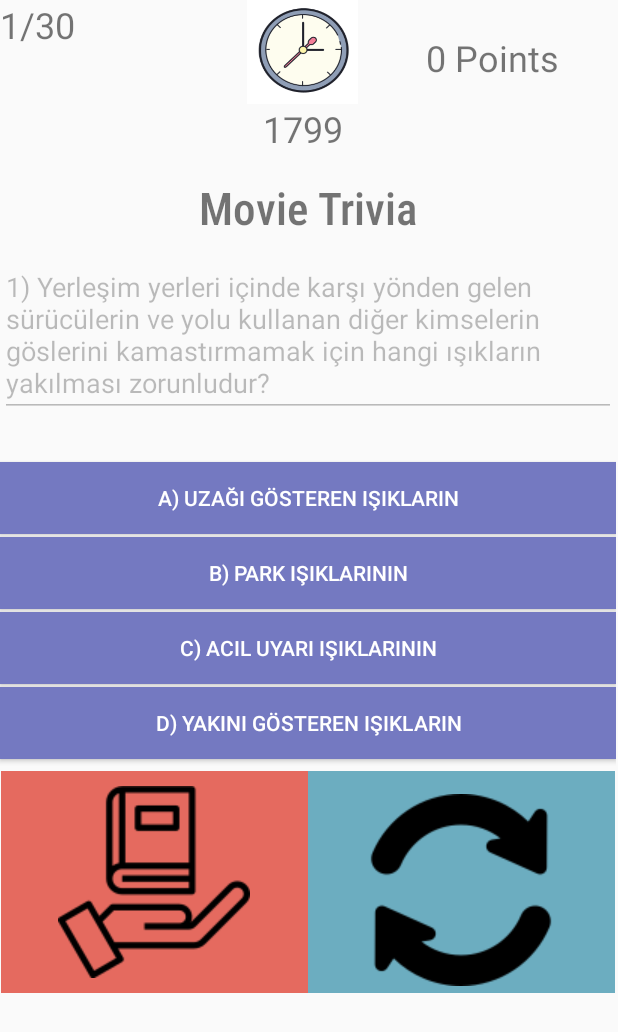
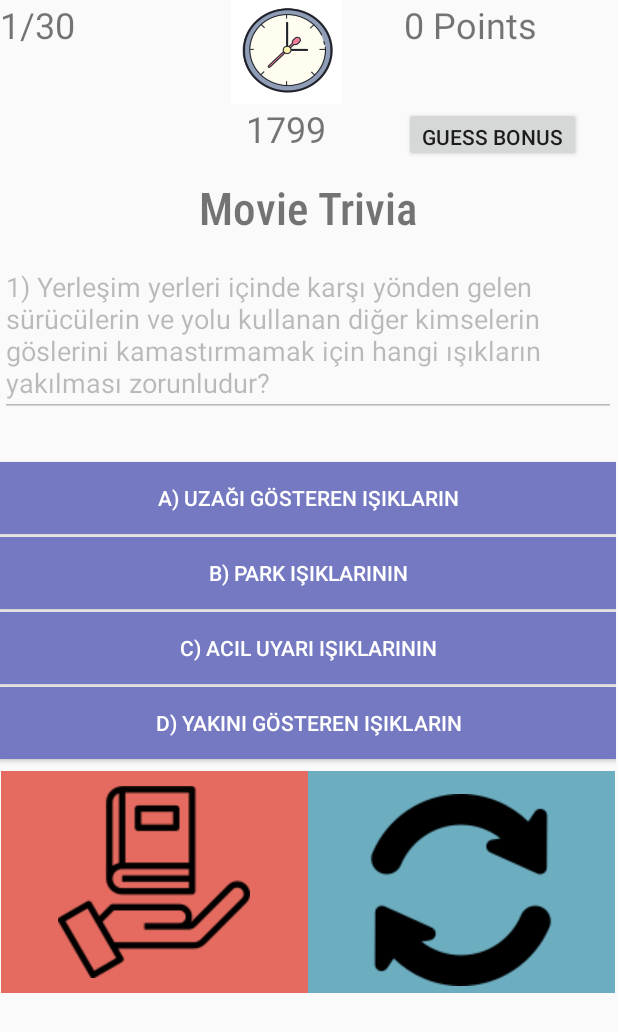
Before and after one commit to MertaliKoprl/AndroidApplicationSamples, an Android app: the Test screen opened directly, with no data from a screen before it, on a phone screen of 412 x 824 dp. Shown: the top 1032 px of the screen. Run offline under Robolectric (Android 15) with nearby library versions, the phone set to English and light mode, and no system bars.

Commit message:
Bonus Guest Feathure Added
App is almost done ALL THE THING THAT WE NEED TO DO IS MOVIE QUESTIONS

```diff
--- a/Movie Trivia Test/app/src/main/java/com/example/movietriviatest/Test.java
+++ b/Movie Trivia Test/app/src/main/java/com/example/movietriviatest/Test.java
@@ -31,6 +31,7 @@ public class Test extends Activity {
     private TextView questionCounter;
     private int numberOfCorrectAnswers;
     private int questionNo;
+    private Button guessBonusBtn;
     private TextView pointText;
     private TextView remainingTimeText;
     private int correctAnswer;
@@ -45,7 +46,7 @@ public class Test extends Activity {
     private int timeVariable=0;//It will change according to number of questions
     private Button restartBtn;
     private String userNameText;
-
+    private boolean isBonusActivated=false;
 
 
     @Override
@@ -54,6 +55,7 @@ public class Test extends Activity {
         setContentView(R.layout.activity_main);
         MediaPlayer mp = MediaPlayer.create(getApplicationContext(), R.raw.tick);
         mp.start();
+        guessBonusBtn= (Button) findViewById(R.id.guessBonusBtn);
         restartBtn= (Button) findViewById(R.id.restartBtn);
         questionCounter = (TextView) findViewById(R.id.questionCounter);
         userNameField = (TextView) findViewById(R.id.userNameField);
@@ -126,6 +128,12 @@ public class Test extends Activity {
         pointText.setText(points+" Points");
 
         }
+    }
+    public void bonusActivated(View v){
+        isBonusActivated=true;
+        guessBonusBtn.setVisibility(View.INVISIBLE);
+
+
     }
 
     private void readQuestionFile() {
@@ -238,6 +246,7 @@ public class Test extends Activity {
 
     public View.OnClickListener choiceClick = new View.OnClickListener() {
         public void onClick(View v){
+
             if (((String)v.getTag()).equalsIgnoreCase(Integer.toString(correctAnswer))){
                 points+=10;
                 bonusCounter++;
@@ -245,6 +254,7 @@ public class Test extends Activity {
                 pointText.setText(points+" Points");
                 numberOfCorrectAnswers++;
             }else{
+                if(!isBonusActivated){
                 if(correctAnswer==1)
                 Toast.makeText(getApplicationContext(),"Wrong , correct answer was A",Toast.LENGTH_LONG).show();
                 else if(correctAnswer==2)
@@ -253,6 +263,13 @@ public class Test extends Activity {
                     Toast.makeText(getApplicationContext(),"Wrong , correct answer was C",Toast.LENGTH_LONG).show();
                 else if(correctAnswer==4)
                     Toast.makeText(getApplicationContext(),"Wrong , correct answer was D",Toast.LENGTH_LONG).show();
+            }
+                else{
+                    Toast.makeText(getApplicationContext(),"Wrong choise , try One more",Toast.LENGTH_LONG).show();
+                    isBonusActivated=false;
+                    return;
+
+                }
             }
             questionNo++;
             if (questionNo < historyNumberQuestions + actionNumberQuestions + sciFiNumberQuestions&&!remainingTimeText.getText().toString().equals("0")){
--- a/Movie Trivia Test/app/src/main/res/layout-v26/activity_main.xml
+++ b/Movie Trivia Test/app/src/main/res/layout-v26/activity_main.xml
@@ -69,13 +69,28 @@
                     android:textSize="24sp" />
             </LinearLayout>
 
-            <TextView
-                android:id="@+id/pointText"
-                android:layout_width="96dp"
-                android:layout_height="64dp"
+            <LinearLayout
+                android:layout_width="wrap_content"
+                android:layout_height="match_parent"
                 android:layout_weight="1"
-                android:textSize="24sp"
-                tools:text="0 Points" />
+                android:orientation="vertical">
+
+                <TextView
+                    android:id="@+id/pointText"
+                    android:layout_width="114dp"
+                    android:layout_height="42dp"
+                    android:layout_weight="1"
+                    android:textSize="24sp"
+                    tools:text="0 Points" />
+
+                <Button
+                    android:id="@+id/guessBonusBtn"
+                    android:layout_width="wrap_content"
+                    android:layout_height="7dp"
+                    android:layout_weight="1"
+                    android:onClick="bonusActivated"
+                    android:text="Guess Bonus" />
+            </LinearLayout>
 
         </LinearLayout>
 
--- a/Movie Trivia Test/app/src/main/res/layout/activity_main.xml
+++ b/Movie Trivia Test/app/src/main/res/layout/activity_main.xml
@@ -54,8 +54,8 @@
 
                 <ImageView
                     android:id="@+id/clockImage"
-                    android:layout_width="75dp"
-                    android:layout_height="72dp"
+                    android:layout_width="74dp"
+                    android:layout_height="69dp"
                     android:layout_weight="0"
                     android:background="@drawable/clockss" />
 
@@ -69,13 +69,28 @@
                     android:textSize="24sp" />
             </LinearLayout>
 
-            <TextView
-                android:id="@+id/pointText"
-                android:layout_width="96dp"
-                android:layout_height="64dp"
+            <LinearLayout
+                android:layout_width="wrap_content"
+                android:layout_height="match_parent"
                 android:layout_weight="1"
-                android:textSize="24sp"
-                tools:text="0 Points" />
+                android:orientation="vertical">
+
+                <TextView
+                    android:id="@+id/pointText"
+                    android:layout_width="114dp"
+                    android:layout_height="42dp"
+                    android:layout_weight="1"
+                    android:textSize="24sp"
+                    tools:text="0 Points" />
+
+                <Button
+                    android:id="@+id/guessBonusBtn"
+                    android:layout_width="wrap_content"
+                    android:layout_height="7dp"
+                    android:layout_weight="1"
+                    android:onClick="bonusActivated"
+                    android:text="Guess Bonus" />
+            </LinearLayout>
 
         </LinearLayout>
 
@@ -104,7 +119,7 @@
             android:id="@+id/choiseA"
             android:layout_width="match_parent"
             android:layout_height="wrap_content"
-            android:layout_marginTop="45dp"
+            android:layout_marginTop="30dp"
             android:background="#7479C1"
             android:onClick="answerSelected"
             android:tag="1"
@@ -115,6 +130,7 @@
             android:id="@+id/choiseB"
             android:layout_width="match_parent"
             android:layout_height="wrap_content"
+            android:layout_marginTop="2dp"
             android:background="#7479C1"
             android:onClick="answerSelected"
             android:tag="2"
@@ -125,6 +141,7 @@
             android:id="@+id/choiseC"
             android:layout_width="match_parent"
             android:layout_height="wrap_content"
+            android:layout_marginTop="2dp"
             android:background="#7479C1"
             android:onClick="answerSelected"
             android:tag="3"
@@ -137,6 +154,7 @@
             android:id="@+id/choiseD"
             android:layout_width="match_parent"
             android:layout_height="wrap_content"
+            android:layout_marginTop="2dp"
             android:background="#7479C1"
             android:onClick="answerSelected"
             android:tag="4"
@@ -162,6 +180,7 @@
             android:layout_width="wrap_content"
             android:layout_height="match_parent"
             android:layout_weight="1"
+            style="?android:attr/buttonBarButtonStyle"
             android:background="#A6DA1E0D"
             android:drawableBottom="@drawable/subjectsbig"
             android:onClick="optionsSelected"
@@ -171,6 +190,7 @@
             android:id="@+id/restartBtn"
             android:layout_width="wrap_content"
             android:layout_height="match_parent"
+            style="?android:attr/buttonBarButtonStyle"
             android:layout_weight="1"
             android:background="#AB2888A5"
             android:drawableTop="@drawable/refreshicon"
```
